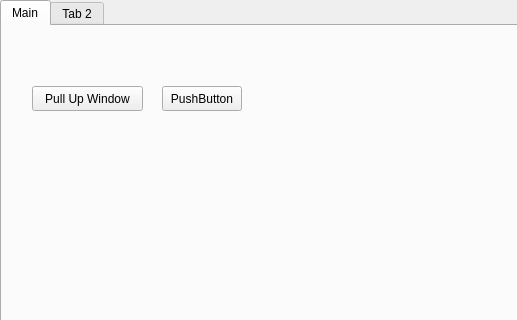
NathanLangley/fuzzy_waddle_POE, file POE/POEGUI/form.ui: the form before one commit; both pictures show x 0 to 517 and y 0 to 320 of the 800 by 600 pixel window.
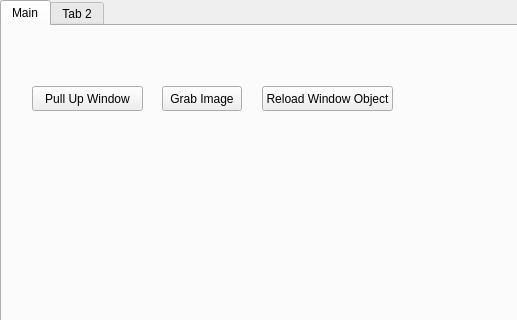
The form after the commit.

Commit message: fixed a few bugs, if the program is not found you can refind it with the button added. Also edited to make sure minimized windows are pulled up so your mouse doesnt fly to -intmax moved some of the params to main application call so that it is more modular

The edit to the form file:
```diff
--- a/POE/POEGUI/form.ui
+++ b/POE/POEGUI/form.ui
@@ -52,7 +52,20 @@
       </rect>
      </property>
      <property name="text">
-      <string>PushButton</string>
+      <string>Grab Image</string>
+     </property>
+    </widget>
+    <widget class="QPushButton" name="reloadUI">
+     <property name="geometry">
+      <rect>
+       <x>260</x>
+       <y>60</y>
+       <width>131</width>
+       <height>25</height>
+      </rect>
+     </property>
+     <property name="text">
+      <string>Reload Window Object</string>
      </property>
     </widget>
    </widget>
```
The commit also changes 4 other files.
